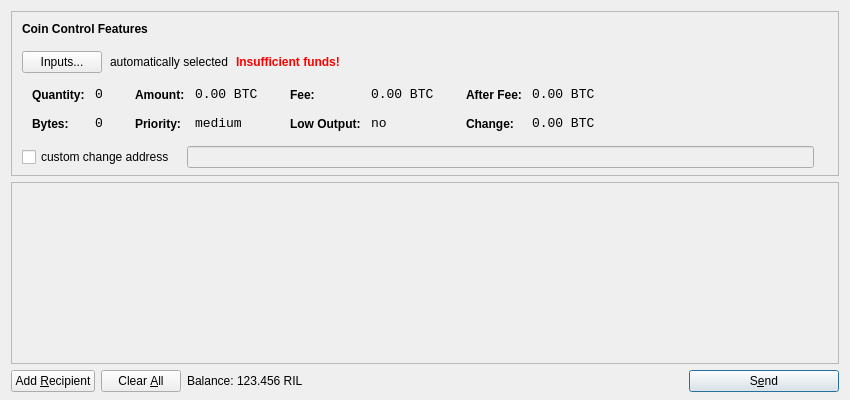
This is src/qt/forms/sendcoinsdialog.ui in rilcoin-project/rilcoin as Qt 5 draws it before an edit. The edited form follows.
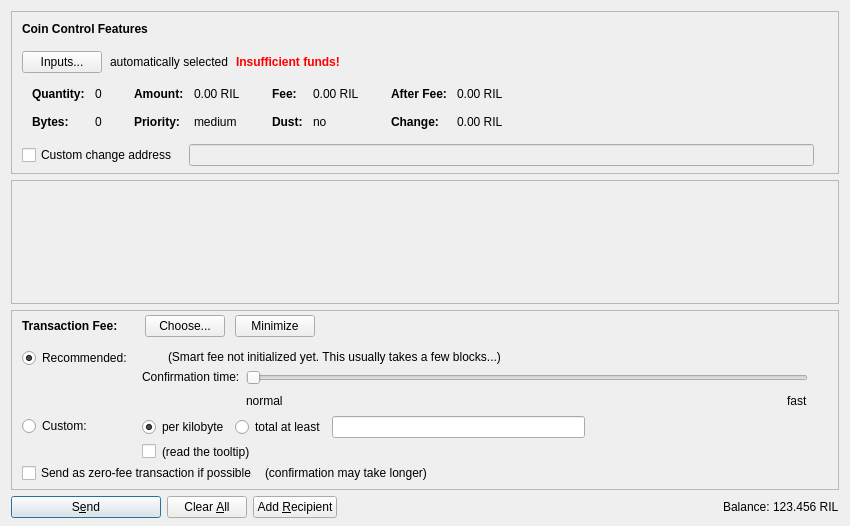
This is the edited form. Icons and pictures are not drawn. Custom widgets are drawn as their Qt base class.

Patch:
```diff
--- a/src/qt/forms/sendcoinsdialog.ui
+++ b/src/qt/forms/sendcoinsdialog.ui
@@ -7,13 +7,13 @@
     <x>0</x>
     <y>0</y>
     <width>850</width>
-    <height>400</height>
+    <height>526</height>
    </rect>
   </property>
   <property name="windowTitle">
    <string>Send Coins</string>
   </property>
-  <layout class="QVBoxLayout" name="verticalLayout" stretch="0,1,0">
+  <layout class="QVBoxLayout" name="verticalLayout" stretch="0,1,0,0">
    <property name="bottomMargin">
     <number>8</number>
    </property>
@@ -39,7 +39,7 @@
      </property>
      <layout class="QVBoxLayout" name="verticalLayoutCoinControl2">
       <property name="spacing">
-       <number>-1</number>
+       <number>0</number>
       </property>
       <property name="leftMargin">
        <number>0</number>
@@ -206,8 +206,11 @@
                </property>
                <item row="0" column="0">
                 <widget class="QLabel" name="labelCoinControlQuantityText">
-                 <property name="styleSheet">
-                  <string notr="true">font-weight:bold;</string>
+                 <property name="font">
+                  <font>
+                   <weight>75</weight>
+                   <bold>true</bold>
+                  </font>
                  </property>
                  <property name="text">
                   <string>Quantity:</string>
@@ -219,12 +222,6 @@
                </item>
                <item row="0" column="1">
                 <widget class="QLabel" name="labelCoinControlQuantity">
-                 <property name="font">
-                  <font>
-                   <family>Monospace</family>
-                   <pointsize>10</pointsize>
-                  </font>
-                 </property>
                  <property name="cursor">
                   <cursorShape>IBeamCursor</cursorShape>
                  </property>
@@ -244,8 +241,11 @@
                </item>
                <item row="1" column="0">
                 <widget class="QLabel" name="labelCoinControlBytesText">
-                 <property name="styleSheet">
-                  <string notr="true">font-weight:bold;</string>
+                 <property name="font">
+                  <font>
+                   <weight>75</weight>
+                   <bold>true</bold>
+                  </font>
                  </property>
                  <property name="text">
                   <string>Bytes:</string>
@@ -254,12 +254,6 @@
                </item>
                <item row="1" column="1">
                 <widget class="QLabel" name="labelCoinControlBytes">
-                 <property name="font">
-                  <font>
-                   <family>Monospace</family>
-                   <pointsize>10</pointsize>
-                  </font>
-                 </property>
                  <property name="cursor">
                   <cursorShape>IBeamCursor</cursorShape>
                  </property>
@@ -295,8 +289,11 @@
                </property>
                <item row="0" column="0">
                 <widget class="QLabel" name="labelCoinControlAmountText">
-                 <property name="styleSheet">
-                  <string notr="true">font-weight:bold;</string>
+                 <property name="font">
+                  <font>
+                   <weight>75</weight>
+                   <bold>true</bold>
+                  </font>
                  </property>
                  <property name="text">
                   <string>Amount:</string>
@@ -308,12 +305,6 @@
                </item>
                <item row="0" column="1">
                 <widget class="QLabel" name="labelCoinControlAmount">
-                 <property name="font">
-                  <font>
-                   <family>Monospace</family>
-                   <pointsize>10</pointsize>
-                  </font>
-                 </property>
                  <property name="cursor">
                   <cursorShape>IBeamCursor</cursorShape>
                  </property>
@@ -321,7 +312,7 @@
                   <enum>Qt::ActionsContextMenu</enum>
                  </property>
                  <property name="text">
-                  <string notr="true">0.00 BTC</string>
+                  <string notr="true">0.00 RIL</string>
                  </property>
                  <property name="textInteractionFlags">
                   <set>Qt::LinksAccessibleByMouse|Qt::TextSelectableByKeyboard|Qt::TextSelectableByMouse</set>
@@ -330,8 +321,11 @@
                </item>
                <item row="1" column="0">
                 <widget class="QLabel" name="labelCoinControlPriorityText">
-                 <property name="styleSheet">
-                  <string notr="true">font-weight:bold;</string>
+                 <property name="font">
+                  <font>
+                   <weight>75</weight>
+                   <bold>true</bold>
+                  </font>
                  </property>
                  <property name="text">
                   <string>Priority:</string>
@@ -340,12 +334,6 @@
                </item>
                <item row="1" column="1">
                 <widget class="QLabel" name="labelCoinControlPriority">
-                 <property name="font">
-                  <font>
-                   <family>Monospace</family>
-                   <pointsize>10</pointsize>
-                  </font>
-                 </property>
                  <property name="cursor">
                   <cursorShape>IBeamCursor</cursorShape>
                  </property>
@@ -381,8 +369,11 @@
                </property>
                <item row="0" column="0">
                 <widget class="QLabel" name="labelCoinControlFeeText">
-                 <property name="styleSheet">
-                  <string notr="true">font-weight:bold;</string>
+                 <property name="font">
+                  <font>
+                   <weight>75</weight>
+                   <bold>true</bold>
+                  </font>
                  </property>
                  <property name="text">
                   <string>Fee:</string>
@@ -394,12 +385,6 @@
                </item>
                <item row="0" column="1">
                 <widget class="QLabel" name="labelCoinControlFee">
-                 <property name="font">
-                  <font>
-                   <family>Monospace</family>
-                   <pointsize>10</pointsize>
-                  </font>
-                 </property>
                  <property name="cursor">
                   <cursorShape>IBeamCursor</cursorShape>
                  </property>
@@ -407,7 +392,7 @@
                   <enum>Qt::ActionsContextMenu</enum>
                  </property>
                  <property name="text">
-                  <string notr="true">0.00 BTC</string>
+                  <string notr="true">0.00 RIL</string>
                  </property>
                  <property name="textInteractionFlags">
                   <set>Qt::LinksAccessibleByMouse|Qt::TextSelectableByKeyboard|Qt::TextSelectableByMouse</set>
@@ -416,22 +401,19 @@
                </item>
                <item row="1" column="0">
                 <widget class="QLabel" name="labelCoinControlLowOutputText">
-                 <property name="styleSheet">
-                  <string notr="true">font-weight:bold;</string>
+                 <property name="font">
+                  <font>
+                   <weight>75</weight>
+                   <bold>true</bold>
+                  </font>
                  </property>
                  <property name="text">
-                  <string>Low Output:</string>
+                  <string>Dust:</string>
                  </property>
                 </widget>
                </item>
                <item row="1" column="1">
                 <widget class="QLabel" name="labelCoinControlLowOutput">
-                 <property name="font">
-                  <font>
-                   <family>Monospace</family>
-                   <pointsize>10</pointsize>
-                  </font>
-                 </property>
                  <property name="cursor">
                   <cursorShape>IBeamCursor</cursorShape>
                  </property>
@@ -467,8 +449,11 @@
                </property>
                <item row="0" column="0">
                 <widget class="QLabel" name="labelCoinControlAfterFeeText">
-                 <property name="styleSheet">
-                  <string notr="true">font-weight:bold;</string>
+                 <property name="font">
+                  <font>
+                   <weight>75</weight>
+                   <bold>true</bold>
+                  </font>
                  </property>
                  <property name="text">
                   <string>After Fee:</string>
@@ -480,12 +465,6 @@
                </item>
                <item row="0" column="1">
                 <widget class="QLabel" name="labelCoinControlAfterFee">
-                 <property name="font">
-                  <font>
-                   <family>Monospace</family>
-                   <pointsize>10</pointsize>
-                  </font>
-                 </property>
                  <property name="cursor">
                   <cursorShape>IBeamCursor</cursorShape>
                  </property>
@@ -493,7 +472,7 @@
                   <enum>Qt::ActionsContextMenu</enum>
                  </property>
                  <property name="text">
-                  <string notr="true">0.00 BTC</string>
+                  <string notr="true">0.00 RIL</string>
                  </property>
                  <property name="textInteractionFlags">
                   <set>Qt::LinksAccessibleByMouse|Qt::TextSelectableByKeyboard|Qt::TextSelectableByMouse</set>
@@ -502,8 +481,11 @@
                </item>
                <item row="1" column="0">
                 <widget class="QLabel" name="labelCoinControlChangeText">
-                 <property name="styleSheet">
-                  <string notr="true">font-weight:bold;</string>
+                 <property name="font">
+                  <font>
+                   <weight>75</weight>
+                   <bold>true</bold>
+                  </font>
                  </property>
                  <property name="text">
                   <string>Change:</string>
@@ -512,12 +494,6 @@
                </item>
                <item row="1" column="1">
                 <widget class="QLabel" name="labelCoinControlChange">
-                 <property name="font">
-                  <font>
-                   <family>Monospace</family>
-                   <pointsize>10</pointsize>
-                  </font>
-                 </property>
                  <property name="cursor">
                   <cursorShape>IBeamCursor</cursorShape>
                  </property>
@@ -525,7 +501,7 @@
                   <enum>Qt::ActionsContextMenu</enum>
                  </property>
                  <property name="text">
-                  <string notr="true">0.00 BTC</string>
+                  <string notr="true">0.00 RIL</string>
                  </property>
                  <property name="textInteractionFlags">
                   <set>Qt::LinksAccessibleByMouse|Qt::TextSelectableByKeyboard|Qt::TextSelectableByMouse</set>
@@ -556,7 +532,7 @@
           <item>
            <widget class="QCheckBox" name="checkBoxCoinControlChange">
             <property name="text">
-             <string>custom change address</string>
+             <string>Custom change address</string>
             </property>
            </widget>
           </item>
@@ -626,11 +602,20 @@
         <x>0</x>
         <y>0</y>
         <width>830</width>
-        <height>165</height>
+        <height>68</height>
        </rect>
       </property>
-      <layout class="QVBoxLayout" name="verticalLayout_2">
-       <property name="margin">
+      <layout class="QVBoxLayout" name="verticalLayout_2" stretch="0,1">
+       <property name="leftMargin">
+        <number>0</number>
+       </property>
+       <property name="topMargin">
+        <number>0</number>
+       </property>
+       <property name="rightMargin">
+        <number>0</number>
+       </property>
+       <property name="bottomMargin">
         <number>0</number>
        </property>
        <item>
@@ -657,15 +642,605 @@
      </widget>
     </widget>
    </item>
+   <item>
+    <widget class="QFrame" name="frameFee">
+     <property name="sizePolicy">
+      <sizepolicy hsizetype="Expanding" vsizetype="Expanding">
+       <horstretch>0</horstretch>
+       <verstretch>0</verstretch>
+      </sizepolicy>
+     </property>
+     <property name="maximumSize">
+      <size>
+       <width>16777215</width>
+       <height>16777215</height>
+      </size>
+     </property>
+     <property name="frameShape">
+      <enum>QFrame::StyledPanel</enum>
+     </property>
+     <property name="frameShadow">
+      <enum>QFrame::Sunken</enum>
+     </property>
+     <layout class="QVBoxLayout" name="verticalLayoutFee1">
+      <property name="spacing">
+       <number>0</number>
+      </property>
+      <property name="leftMargin">
+       <number>0</number>
+      </property>
+      <property name="topMargin">
+       <number>0</number>
+      </property>
+      <property name="rightMargin">
+       <number>0</number>
+      </property>
+      <property name="bottomMargin">
+       <number>0</number>
+      </property>
+      <item>
+       <layout class="QVBoxLayout" name="verticalLayoutFee2" stretch="0,0,0">
+        <property name="spacing">
+         <number>0</number>
+        </property>
+        <property name="leftMargin">
+         <number>10</number>
+        </property>
+        <property name="topMargin">
+         <number>0</number>
+        </property>
+        <item>
+         <layout class="QHBoxLayout" name="horizontalLayoutFee1">
+          <property name="bottomMargin">
+           <number>0</number>
+          </property>
+          <item>
+           <layout class="QVBoxLayout" name="verticalLayoutFee7">
+            <property name="spacing">
+             <number>0</number>
+            </property>
+            <item>
+             <spacer name="verticalSpacerSmartFee">
+              <property name="orientation">
+               <enum>Qt::Vertical</enum>
+              </property>
+              <property name="sizeType">
+               <enum>QSizePolicy::Fixed</enum>
+              </property>
+              <property name="sizeHint" stdset="0">
+               <size>
+                <width>1</width>
+                <height>4</height>
+               </size>
+              </property>
+             </spacer>
+            </item>
+            <item>
+             <layout class="QHBoxLayout" name="horizontalLayoutSmartFee">
+              <property name="spacing">
+               <number>10</number>
+              </property>
+              <item>
+               <widget class="QLabel" name="labelFeeHeadline">
+                <property name="sizePolicy">
+                 <sizepolicy hsizetype="Preferred" vsizetype="Maximum">
+                  <horstretch>0</horstretch>
+                  <verstretch>0</verstretch>
+                 </sizepolicy>
+                </property>
+                <property name="font">
+                 <font>
+                  <weight>75</weight>
+                  <bold>true</bold>
+                 </font>
+                </property>
+                <property name="styleSheet">
+                 <string notr="true">font-weight:bold;</string>
+                </property>
+                <property name="text">
+                 <string>Transaction Fee:</string>
+                </property>
+               </widget>
+              </item>
+              <item>
+               <widget class="QLabel" name="labelFeeMinimized">
+                <property name="text">
+                 <string/>
+                </property>
+               </widget>
+              </item>
+              <item>
+               <widget class="QPushButton" name="buttonChooseFee">
+                <property name="text">
+                 <string>Choose...</string>
+                </property>
+               </widget>
+              </item>
+              <item>
+               <widget class="QPushButton" name="buttonMinimizeFee">
+                <property name="toolTip">
+                 <string>collapse fee-settings</string>
+                </property>
+                <property name="text">
+                 <string>Minimize</string>
+                </property>
+               </widget>
+              </item>
+             </layout>
+            </item>
+            <item>
+             <spacer name="verticalSpacer_5">
+              <property name="orientation">
+               <enum>Qt::Vertical</enum>
+              </property>
+              <property name="sizeHint" stdset="0">
+               <size>
+                <width>1</width>
+                <height>1</height>
+               </size>
+              </property>
+             </spacer>
+            </item>
+           </layout>
+          </item>
+          <item>
+           <spacer name="horizontalSpacer_4">
+            <property name="orientation">
+             <enum>Qt::Horizontal</enum>
+            </property>
+            <property name="sizeHint" stdset="0">
+             <size>
+              <width>40</width>
+              <height>20</height>
+             </size>
+            </property>
+           </spacer>
+          </item>
+         </layout>
+        </item>
+        <item>
+         <widget class="QFrame" name="frameFeeSelection">
+          <layout class="QVBoxLayout" name="verticalLayoutFee12">
+           <property name="spacing">
+            <number>0</number>
+           </property>
+           <property name="leftMargin">
+            <number>0</number>
+           </property>
+           <property name="topMargin">
+            <number>0</number>
+           </property>
+           <property name="rightMargin">
+            <number>0</number>
+           </property>
+           <property name="bottomMargin">
+            <number>0</number>
+           </property>
+           <item>
+            <layout class="QGridLayout" name="gridLayoutFee">
+             <property name="topMargin">
+              <number>10</number>
+             </property>
+             <property name="bottomMargin">
+              <number>4</number>
+             </property>
+             <property name="horizontalSpacing">
+              <number>10</number>
+             </property>
+             <property name="verticalSpacing">
+              <number>4</number>
+             </property>
+             <item row="1" column="1">
+              <layout class="QVBoxLayout" name="verticalLayoutFee8">
+               <property name="spacing">
+                <number>6</number>
+               </property>
+               <item>
+                <layout class="QHBoxLayout" name="horizontalLayoutFee13">
+                 <item>
+                  <widget class="QRadioButton" name="radioCustomPerKilobyte">
+                   <property name="toolTip">
+                    <string>If the custom fee is set to 1000 satoshis and the transaction is only 250 bytes, then &quot;per kilobyte&quot; only pays 250 satoshis in fee, while &quot;at least&quot; pays 1000 satoshis. For transactions bigger than a kilobyte both pay by kilobyte.</string>
+                   </property>
+                   <property name="text">
+                    <string>per kilobyte</string>
+                   </property>
+                   <property name="checked">
+                    <bool>true</bool>
+                   </property>
+                   <attribute name="buttonGroup">
+                    <string notr="true">groupCustomFee</string>
+                   </attribute>
+                  </widget>
+                 </item>
+                 <item>
+                  <widget class="QRadioButton" name="radioCustomAtLeast">
+                   <property name="toolTip">
+                    <string>If the custom fee is set to 1000 satoshis and the transaction is only 250 bytes, then &quot;per kilobyte&quot; only pays 250 satoshis in fee, while &quot;total at least&quot; pays 1000 satoshis. For transactions bigger than a kilobyte both pay by kilobyte.</string>
+                   </property>
+                   <property name="text">
+                    <string>total at least</string>
+                   </property>
+                   <attribute name="buttonGroup">
+                    <string notr="true">groupCustomFee</string>
+                   </attribute>
+                  </widget>
+                 </item>
+                 <item>
+                  <widget class="BitcoinAmountField" name="customFee"/>
+                 </item>
+                 <item>
+                  <spacer name="horizontalSpacer_6">
+                   <property name="orientation">
+                    <enum>Qt::Horizontal</enum>
+                   </property>
+                   <property name="sizeHint" stdset="0">
+                    <size>
+                     <width>1</width>
+                     <height>1</height>
+                    </size>
+                   </property>
+                  </spacer>
+                 </item>
+                </layout>
+               </item>
+               <item>
+                <layout class="QHBoxLayout" name="horizontalLayoutFee8">
+                 <item>
+                  <widget class="QCheckBox" name="checkBoxMinimumFee">
+                   <property name="toolTip">
+                    <string>Paying only the minimum fee is just fine as long as there is less transaction volume than space in the blocks. But be aware that this can end up in a never confirming transaction once there is more demand for rilcoin transactions than the network can process.</string>
+                   </property>
+                   <property name="text">
+                    <string/>
+                   </property>
+                  </widget>
+                 </item>
+                 <item>
+                  <widget class="QLabel" name="labelMinFeeWarning">
+                   <property name="enabled">
+                    <bool>true</bool>
+                   </property>
+                   <property name="toolTip">
+                    <string>Paying only the minimum fee is just fine as long as there is less transaction volume than space in the blocks. But be aware that this can end up in a never confirming transaction once there is more demand for rilcoin transactions than the network can process.</string>
+                   </property>
+                   <property name="text">
+                    <string>(read the tooltip)</string>
+                   </property>
+                   <property name="margin">
+                    <number>5</number>
+                   </property>
+                  </widget>
+                 </item>
+                 <item>
+                  <spacer name="horizontalSpacer_2">
+                   <property name="orientation">
+                    <enum>Qt::Horizontal</enum>
+                   </property>
+                   <property name="sizeHint" stdset="0">
+                    <size>
+                     <width>1</width>
+                     <height>1</height>
+                    </size>
+                   </property>
+                  </spacer>
+                 </item>
+                </layout>
+               </item>
+              </layout>
+             </item>
+             <item row="0" column="0">
+              <layout class="QVBoxLayout" name="verticalLayoutFee4" stretch="0,1">
+               <item>
+                <widget class="QRadioButton" name="radioSmartFee">
+                 <property name="text">
+                  <string>Recommended:</string>
+                 </property>
+                 <property name="checked">
+                  <bool>true</bool>
+                 </property>
+                 <attribute name="buttonGroup">
+                  <string notr="true">groupFee</string>
+                 </attribute>
+                </widget>
+               </item>
+               <item>
+                <spacer name="verticalSpacer_2">
+                 <property name="orientation">
+                  <enum>Qt::Vertical</enum>
+                 </property>
+                 <property name="sizeHint" stdset="0">
+                  <size>
+                   <width>1</width>
+                   <height>1</height>
+                  </size>
+                 </property>
+                </spacer>
+               </item>
+              </layout>
+             </item>
+             <item row="1" column="0">
+              <layout class="QVBoxLayout" name="verticalLayoutFee9" stretch="0,1">
+               <item>
+                <widget class="QRadioButton" name="radioCustomFee">
+                 <property name="text">
+                  <string>Custom:</string>
+                 </property>
+                 <attribute name="buttonGroup">
+                  <string notr="true">groupFee</string>
+                 </attribute>
+                </widget>
+               </item>
+               <item>
+                <spacer name="verticalSpacer_6">
+                 <property name="orientation">
+                  <enum>Qt::Vertical</enum>
+                 </property>
+                 <property name="sizeHint" stdset="0">
+                  <size>
+                   <width>1</width>
+                   <height>1</height>
+                  </size>
+                 </property>
+                </spacer>
+               </item>
+              </layout>
+             </item>
+             <item row="0" column="1">
+              <layout class="QVBoxLayout" name="verticalLayoutFee3" stretch="0,0,1">
+               <property name="spacing">
+                <number>6</number>
+               </property>
+               <property name="topMargin">
+                <number>2</number>
+               </property>
+               <item>
+                <layout class="QHBoxLayout" name="horizontalLayoutFee12">
+                 <item>
+                  <widget class="QLabel" name="labelSmartFee">
+                   <property name="text">
+                    <string/>
+                   </property>
+                   <property name="margin">
+                    <number>2</number>
+                   </property>
+                  </widget>
+                 </item>
+                 <item>
+                  <widget class="QLabel" name="labelFeeEstimation">
+                   <property name="text">
+                    <string/>
+                   </property>
+                  </widget>
+                 </item>
+                 <item>
+                  <widget class="QLabel" name="labelSmartFee2">
+                   <property name="text">
+                    <string>(Smart fee not initialized yet. This usually takes a few blocks...)</string>
+                   </property>
+                   <property name="margin">
+                    <number>2</number>
+                   </property>
+                  </widget>
+                 </item>
+                 <item>
+                  <spacer name="horizontalSpacer_5">
+                   <property name="orientation">
+                    <enum>Qt::Horizontal</enum>
+                   </property>
+                   <property name="sizeHint" stdset="0">
+                    <size>
+                     <width>1</width>
+                     <height>1</height>
+                    </size>
+                   </property>
+                  </spacer>
+                 </item>
+                </layout>
+               </item>
+               <item>
+                <layout class="QHBoxLayout" name="horizontalLayoutFee9">
+                 <item>
+                  <layout class="QVBoxLayout" name="verticalLayoutFee6">
+                   <item>
+                    <widget class="QLabel" name="labelSmartFee3">
+                     <property name="text">
+                      <string>Confirmation time:</string>
+                     </property>
+                     <property name="margin">
+                      <number>2</number>
+                     </property>
+                    </widget>
+                   </item>
+                   <item>
+                    <spacer name="verticalSpacer_3">
+                     <property name="orientation">
+                      <enum>Qt::Vertical</enum>
+                     </property>
+                     <property name="sizeHint" stdset="0">
+                      <size>
+                       <width>1</width>
+                       <height>1</height>
+                      </size>
+                     </property>
+                    </spacer>
+                   </item>
+                  </layout>
+                 </item>
+                 <item>
+                  <layout class="QVBoxLayout" name="verticalLayoutFee5">
+                   <property name="rightMargin">
+                    <number>30</number>
+                   </property>
+                   <item>
+                    <widget class="QSlider" name="sliderSmartFee">
+                     <property name="minimum">
+                      <number>0</number>
+                     </property>
+                     <property name="maximum">
+                      <number>24</number>
+                     </property>
+                     <property name="pageStep">
+                      <number>1</number>
+                     </property>
+                     <property name="value">
+                      <number>0</number>
+                     </property>
+                     <property name="orientation">
+                      <enum>Qt::Horizontal</enum>
+                     </property>
+                     <property name="invertedAppearance">
+                      <bool>false</bool>
+                     </property>
+                     <property name="invertedControls">
+                      <bool>false</bool>
+                     </property>
+                     <property name="tickPosition">
+                      <enum>QSlider::NoTicks</enum>
+                     </property>
+                    </widget>
+                   </item>
+                   <item>
+                    <layout class="QHBoxLayout" name="horizontalLayoutFee10">
+                     <item>
+                      <widget class="QLabel" name="labelSmartFeeNormal">
+                       <property name="text">
+                        <string>normal</string>
+                       </property>
+                      </widget>
+                     </item>
+                     <item>
+                      <spacer name="horizontalSpacer_3">
+                       <property name="orientation">
+                        <enum>Qt::Horizontal</enum>
+                       </property>
+                       <property name="sizeHint" stdset="0">
+                        <size>
+                         <width>40</width>
+                         <height>20</height>
+                        </size>
+                       </property>
+                      </spacer>
+                     </item>
+                     <item>
+                      <widget class="QLabel" name="labelSmartFeeFast">
+                       <property name="text">
+                        <string>fast</string>
+                       </property>
+                      </widget>
+                     </item>
+                    </layout>
+                   </item>
+                  </layout>
+                 </item>
+                </layout>
+               </item>
+               <item>
+                <spacer name="verticalSpacer_4">
+                 <property name="orientation">
+                  <enum>Qt::Vertical</enum>
+                 </property>
+                 <property name="sizeHint" stdset="0">
+                  <size>
+                   <width>1</width>
+                   <height>1</height>
+                  </size>
+                 </property>
+                </spacer>
+               </item>
+              </layout>
+             </item>
+            </layout>
+           </item>
+           <item>
+            <layout class="QHBoxLayout" name="horizontalLayoutFee5" stretch="0,0,0">
+             <property name="spacing">
+              <number>8</number>
+             </property>
+             <property name="bottomMargin">
+              <number>4</number>
+             </property>
+             <item>
+              <widget class="QCheckBox" name="checkBoxFreeTx">
+               <property name="text">
+                <string>Send as zero-fee transaction if possible</string>
+               </property>
+              </widget>
+             </item>
+             <item>
+              <widget class="QLabel" name="labelFreeTx">
+               <property name="text">
+                <string>(confirmation may take longer)</string>
+               </property>
+               <property name="margin">
+                <number>5</number>
+               </property>
+              </widget>
+             </item>
+             <item>
+              <spacer name="horizontalSpacerFee5">
+               <property name="orientation">
+                <enum>Qt::Horizontal</enum>
+               </property>
+               <property name="sizeHint" stdset="0">
+                <size>
+                 <width>1</width>
+                 <height>1</height>
+                </size>
+               </property>
+              </spacer>
+             </item>
+            </layout>
+           </item>
+           <item>
+            <spacer name="verticalSpacerFee2">
+             <property name="orientation">
+              <enum>Qt::Vertical</enum>
+             </property>
+             <property name="sizeHint" stdset="0">
+              <size>
+               <width>1</width>
+               <height>1</height>
+              </size>
+             </property>
+            </spacer>
+           </item>
+          </layout>
+         </widget>
+        </item>
+        <item>
+         <spacer name="verticalSpacerFee">
+          <property name="orientation">
+           <enum>Qt::Vertical</enum>
+          </property>
+          <property name="sizeHint" stdset="0">
+           <size>
+            <width>800</width>
+            <height>1</height>
+           </size>
+          </property>
+         </spacer>
+        </item>
+       </layout>
+      </item>
+     </layout>
+    </widget>
+   </item>
    <item>
     <layout class="QHBoxLayout" name="horizontalLayout">
      <item>
-      <widget class="QPushButton" name="addButton">
+      <widget class="QPushButton" name="sendButton">
+       <property name="minimumSize">
+        <size>
+         <width>150</width>
+         <height>0</height>
+        </size>
+       </property>
        <property name="toolTip">
         <string>Send to multiple recipients at once</string>
        </property>
        <property name="text">
-        <string>Add &amp;Recipient</string>
+        <string>S&amp;end</string>
        </property>
        <property name="icon">
         <iconset resource="../bitcoin.qrc">
@@ -674,6 +1249,9 @@
        <property name="autoDefault">
         <bool>false</bool>
        </property>
+       <property name="default">
+        <bool>true</bool>
+       </property>
       </widget>
      </item>
      <item>
@@ -697,11 +1275,38 @@
        <property name="autoRepeatDelay">
         <number>300</number>
        </property>
+      </widget>
+     </item>
+     <item>
+      <widget class="QPushButton" name="addButton">
+       <property name="toolTip">
+        <string>Send to multiple recipients at once</string>
+       </property>
+       <property name="text">
+        <string>Add &amp;Recipient</string>
+       </property>
+       <property name="icon">
+        <iconset resource="../bitcoin.qrc">
+         <normaloff>:/icons/add</normaloff>:/icons/add</iconset>
+       </property>
        <property name="autoDefault">
         <bool>false</bool>
        </property>
       </widget>
      </item>
+     <item>
+      <spacer name="horizontalSpacer">
+       <property name="orientation">
+        <enum>Qt::Horizontal</enum>
+       </property>
+       <property name="sizeHint" stdset="0">
+        <size>
+         <width>40</width>
+         <height>20</height>
+        </size>
+       </property>
+      </spacer>
+     </item>
      <item>
       <layout class="QHBoxLayout" name="horizontalLayout_2">
        <property name="spacing">
@@ -709,6 +1314,12 @@
        </property>
        <item>
         <widget class="QLabel" name="label">
+         <property name="sizePolicy">
+          <sizepolicy hsizetype="Preferred" vsizetype="Fixed">
+           <horstretch>0</horstretch>
+           <verstretch>0</verstretch>
+          </sizepolicy>
+         </property>
          <property name="text">
           <string>Balance:</string>
          </property>
@@ -716,6 +1327,12 @@
        </item>
        <item>
         <widget class="QLabel" name="labelBalance">
+         <property name="sizePolicy">
+          <sizepolicy hsizetype="Preferred" vsizetype="Fixed">
+           <horstretch>0</horstretch>
+           <verstretch>0</verstretch>
+          </sizepolicy>
+         </property>
          <property name="cursor">
           <cursorShape>IBeamCursor</cursorShape>
          </property>
@@ -729,46 +1346,23 @@
        </item>
       </layout>
      </item>
-     <item>
-      <spacer name="horizontalSpacer">
-       <property name="orientation">
-        <enum>Qt::Horizontal</enum>
-       </property>
-       <property name="sizeHint" stdset="0">
-        <size>
-         <width>40</width>
-         <height>20</height>
-        </size>
-       </property>
-      </spacer>
-     </item>
-     <item>
-      <widget class="QPushButton" name="sendButton">
-       <property name="minimumSize">
-        <size>
-         <width>150</width>
-         <height>0</height>
-        </size>
-       </property>
-       <property name="toolTip">
-        <string>Confirm the send action</string>
-       </property>
-       <property name="text">
-        <string>S&amp;end</string>
-       </property>
-       <property name="icon">
-        <iconset resource="../bitcoin.qrc">
-         <normaloff>:/icons/send</normaloff>:/icons/send</iconset>
-       </property>
-       <property name="default">
-        <bool>true</bool>
-       </property>
-      </widget>
-     </item>
     </layout>
    </item>
   </layout>
  </widget>
+ <customwidgets>
+  <customwidget>
+   <class>QValidatedLineEdit</class>
+   <extends>QLineEdit</extends>
+   <header>qvalidatedlineedit.h</header>
+  </customwidget>
+  <customwidget>
+   <class>BitcoinAmountField</class>
+   <extends>QLineEdit</extends>
+   <header>bitcoinamountfield.h</header>
+   <container>1</container>
+  </customwidget>
+ </customwidgets>
  <resources>
   <include location="../bitcoin.qrc"/>
  </resources>
```
Left out of the diff: 39 changed lines with no effect on the pictures.
